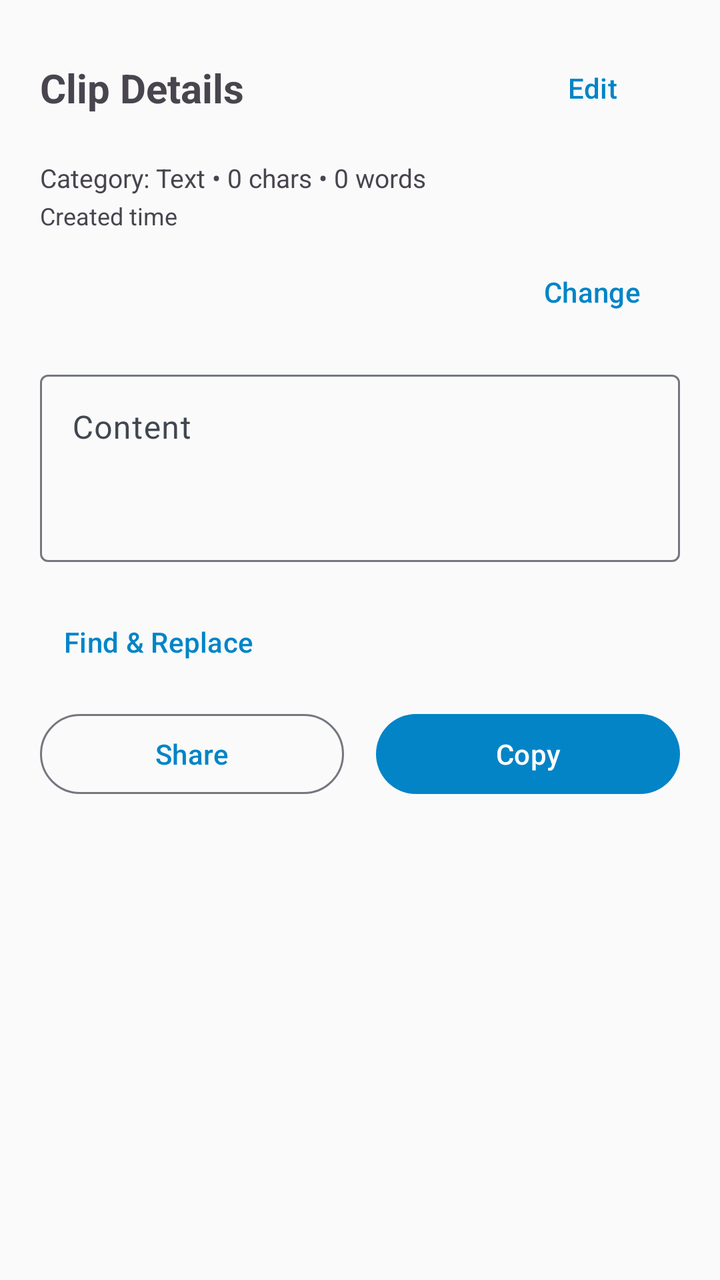
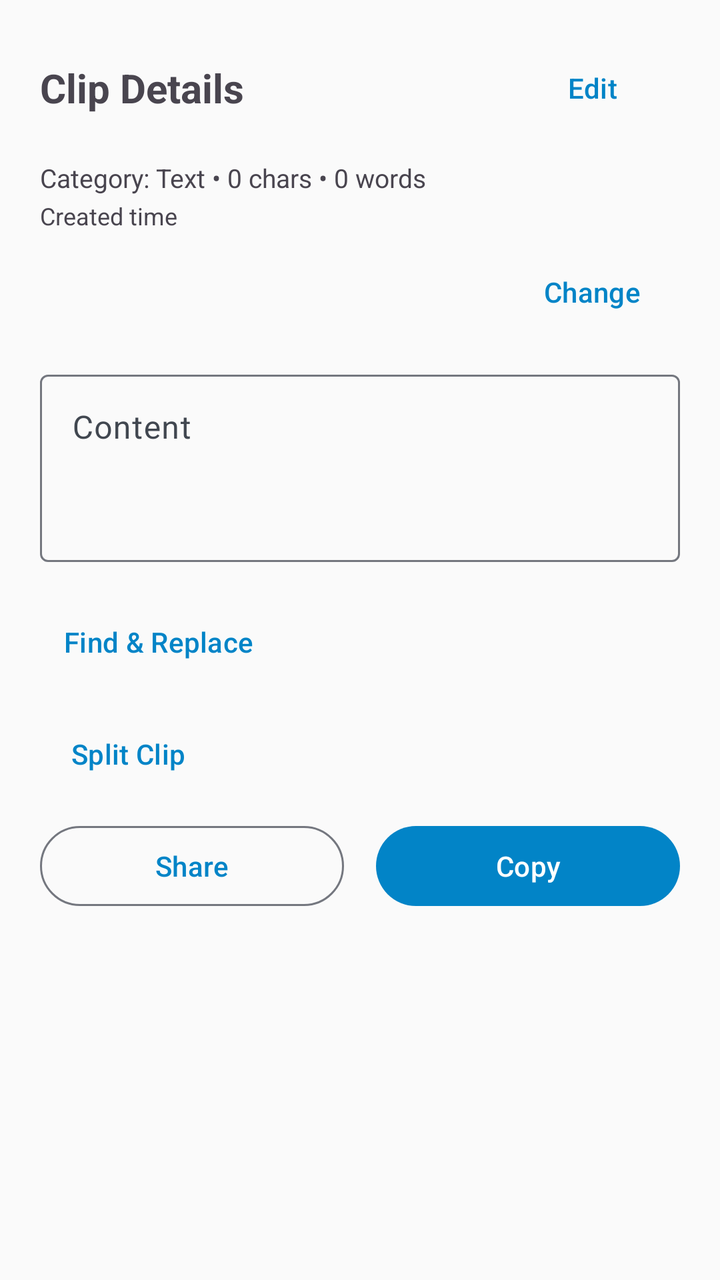

Two renders of the same Android screen: before a commit and after it. Below are the layout's source before the change and the commit's diff.
<!-- AndroidManifest.xml: application theme Theme.ClipInBox -->
<!-- res/layout/bottom_sheet_clip_actions.xml -->
<?xml version="1.0" encoding="utf-8"?>
<LinearLayout xmlns:android="http://schemas.android.com/apk/res/android"
    xmlns:app="http://schemas.android.com/apk/res-auto"
    android:layout_width="match_parent"
    android:layout_height="wrap_content"
    android:orientation="vertical"
    android:padding="20dp">

    
    <RelativeLayout
        android:layout_width="match_parent"
        android:layout_height="wrap_content"
        android:layout_marginBottom="12dp">

        <TextView
            android:id="@+id/tvSheetTitle"
            android:layout_width="wrap_content"
            android:layout_height="wrap_content"
            android:layout_alignParentStart="true"
            android:layout_centerVertical="true"
            android:text="Clip Details"
            android:textSize="20sp"
            android:textStyle="bold" />

        <Button
            android:id="@+id/btnToggleEdit"
            style="@style/Widget.Material3.Button.TextButton"
            android:layout_width="wrap_content"
            android:layout_height="wrap_content"
            android:layout_alignParentEnd="true"
            android:layout_centerVertical="true"
            android:text="Edit" />
    </RelativeLayout>

    
    <LinearLayout
        android:id="@+id/layoutMetadata"
        android:layout_width="match_parent"
        android:layout_height="wrap_content"
        android:orientation="vertical"
        android:layout_marginBottom="12dp">

        <TextView
            android:id="@+id/tvSheetCategoryCounts"
            android:layout_width="wrap_content"
            android:layout_height="wrap_content"
            android:text="Category: Text • 0 chars • 0 words"
            android:textSize="13sp"
            android:textColor="?android:attr/textColorSecondary" />

        <TextView
            android:id="@+id/tvSheetTimestamp"
            android:layout_width="wrap_content"
            android:layout_height="wrap_content"
            android:layout_marginTop="2dp"
            android:text="Created time"
            android:textSize="12sp"
            android:textColor="?android:attr/textColorSecondary" />

        <LinearLayout
            android:layout_width="match_parent"
            android:layout_height="wrap_content"
            android:layout_marginTop="6dp"
            android:gravity="center_vertical"
            android:orientation="horizontal">

            <View
                android:id="@+id/view_sheet_category_dot"
                android:layout_width="10dp"
                android:layout_height="10dp"
                android:layout_marginEnd="8dp" />

            <TextView
                android:id="@+id/tv_sheet_category_name"
                android:layout_width="0dp"
                android:layout_height="wrap_content"
                android:layout_weight="1"
                android:textColor="@color/gray_on_surface"
                android:textSize="13sp" />

            <Button
                android:id="@+id/btn_change_category"
                style="@style/Widget.Material3.Button.TextButton"
                android:layout_width="wrap_content"
                android:layout_height="wrap_content"
                android:text="@string/category_change" />

        </LinearLayout>

        <TextView
            android:id="@+id/tv_sheet_tags"
            android:layout_width="wrap_content"
            android:layout_height="wrap_content"
            android:layout_marginTop="4dp"
            android:textColor="@color/gray_on_surface_variant"
            android:textSize="12sp"
            android:visibility="gone" />
    </LinearLayout>

    
    <com.google.android.material.textfield.TextInputLayout
        style="@style/Widget.Material3.TextInputLayout.OutlinedBox"
        android:layout_width="match_parent"
        android:layout_height="wrap_content"
        android:layout_marginBottom="16dp">

        <com.google.android.material.textfield.TextInputEditText
            android:id="@+id/etClipContent"
            android:layout_width="match_parent"
            android:layout_height="wrap_content"
            android:minLines="3"
            android:maxLines="10"
            android:gravity="top|start"
            android:hint="Content" />
    </com.google.android.material.textfield.TextInputLayout>

    <Button
        android:id="@+id/btn_find_replace"
        style="@style/Widget.Material3.Button.TextButton"
        android:layout_width="wrap_content"
        android:layout_height="wrap_content"
        android:layout_marginBottom="8dp"
        android:text="@string/find_replace_title" />

    
    <LinearLayout
        android:layout_width="match_parent"
        android:layout_height="wrap_content"
        android:orientation="horizontal">

        <Button
            android:id="@+id/btnSecondaryAction"
            style="@style/Widget.Material3.Button.OutlinedButton"
            android:layout_width="0dp"
            android:layout_height="wrap_content"
            android:layout_weight="1"
            android:layout_marginEnd="8dp"
            android:text="Share" />

        <Button
            android:id="@+id/btnPrimaryAction"
            style="@style/Widget.Material3.Button"
            android:layout_width="0dp"
            android:layout_height="wrap_content"
            android:layout_weight="1"
            android:layout_marginStart="8dp"
            android:text="Copy" />
    </LinearLayout>

</LinearLayout>
<!-- resources referenced by this layout -->
<resources>
  <color name="gray_on_surface">#FF1A1C1E</color>
  <color name="gray_on_surface_variant">#FF414750</color>
  <string name="category_change">Change</string>
  <string name="find_replace_title">Find &amp; Replace</string>
  <style name="Theme.ClipInBox" parent="Theme.Material3.DayNight.NoActionBar">
          <item name="colorPrimary">@color/cta_button</item>
          <item name="colorOnPrimary">@color/color_white</item>
          <item name="colorPrimaryContainer">@color/gray_surface_container</item>
          <item name="colorOnPrimaryContainer">@color/gray_on_surface</item>
          <item name="android:windowBackground">@color/gray_surface</item>
          <item name="colorSurface">@color/gray_surface</item>
          <item name="colorOnSurface">@color/gray_on_surface</item>
          <item name="colorOnSurfaceVariant">@color/gray_on_surface_variant</item>
          <item name="colorOutline">@color/gray_outline</item>
          <item name="colorOutlineVariant">@color/gray_outline_variant</item>
      </style>
  <color name="cta_button">#FF0284C7</color>
  <color name="color_white">#FFFFFFFF</color>
  <color name="gray_surface_container">#FFF0F0F4</color>
  <color name="gray_surface">#FFFAFAFA</color>
  <color name="gray_outline">#FF74777F</color>
  <color name="gray_outline_variant">#FFC4C6CF</color>
</resources>

<!-- the commit's change to res/layout/bottom_sheet_clip_actions.xml (unified diff, before → after) -->
@@ -122,6 +122,14 @@
         android:layout_marginBottom="8dp"
         android:text="@string/find_replace_title" />
 
+    <Button
+        android:id="@+id/btn_split_clip"
+        style="@style/Widget.Material3.Button.TextButton"
+        android:layout_width="wrap_content"
+        android:layout_height="wrap_content"
+        android:layout_marginBottom="8dp"
+        android:text="@string/split_clip_title" />
+
     
     <LinearLayout
         android:layout_width="match_parent"
<!-- resource entries referenced after the edit -->
@@ -4,6 +4,7 @@
   <color name="gray_on_surface_variant">#FF414750</color>
   <string name="category_change">Change</string>
   <string name="find_replace_title">Find &amp; Replace</string>
+  <string name="split_clip_title">Split Clip</string>
   <style name="Theme.ClipInBox" parent="Theme.Material3.DayNight.NoActionBar">
           <item name="colorPrimary">@color/cta_button</item>
           <item name="colorOnPrimary">@color/color_white</item>
